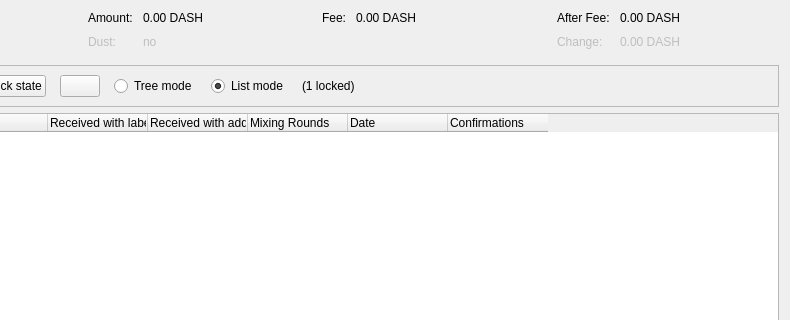
Qt form src/qt/forms/coincontroldialog.ui (amerocrypto/amero2) before a commit; both pictures show x 164 to 954 and y 0 to 320 of the 954 by 500 pixel window.
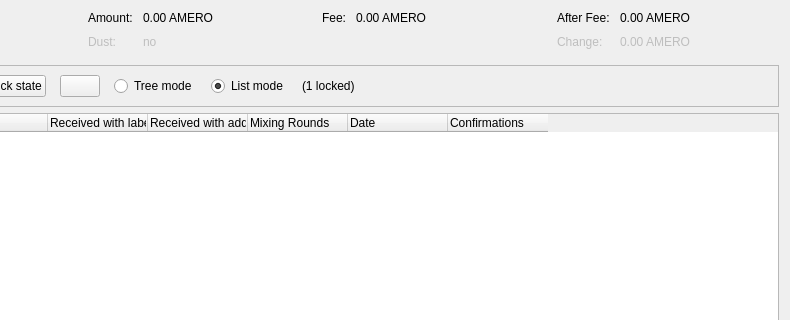
The same form after that commit. Custom widgets are drawn as their Qt base class.

Diff of the .ui file:
```diff
--- a/src/qt/forms/coincontroldialog.ui
+++ b/src/qt/forms/coincontroldialog.ui
@@ -114,7 +114,7 @@
           <enum>Qt::ActionsContextMenu</enum>
          </property>
          <property name="text">
-          <string notr="true">0.00 DASH</string>
+          <string notr="true">0.00 AMERO</string>
          </property>
          <property name="textInteractionFlags">
           <set>Qt::LinksAccessibleByMouse|Qt::TextSelectableByKeyboard|Qt::TextSelectableByMouse</set>
@@ -182,7 +182,7 @@
           <enum>Qt::ActionsContextMenu</enum>
          </property>
          <property name="text">
-          <string notr="true">0.00 DASH</string>
+          <string notr="true">0.00 AMERO</string>
          </property>
          <property name="textInteractionFlags">
           <set>Qt::LinksAccessibleByMouse|Qt::TextSelectableByKeyboard|Qt::TextSelectableByMouse</set>
@@ -221,7 +221,7 @@
           <enum>Qt::ActionsContextMenu</enum>
          </property>
          <property name="text">
-          <string notr="true">0.00 DASH</string>
+          <string notr="true">0.00 AMERO</string>
          </property>
          <property name="textInteractionFlags">
           <set>Qt::LinksAccessibleByMouse|Qt::TextSelectableByKeyboard|Qt::TextSelectableByMouse</set>
@@ -250,7 +250,7 @@
           <enum>Qt::ActionsContextMenu</enum>
          </property>
          <property name="text">
-          <string notr="true">0.00 DASH</string>
+          <string notr="true">0.00 AMERO</string>
          </property>
          <property name="textInteractionFlags">
           <set>Qt::LinksAccessibleByMouse|Qt::TextSelectableByKeyboard|Qt::TextSelectableByMouse</set>
```
